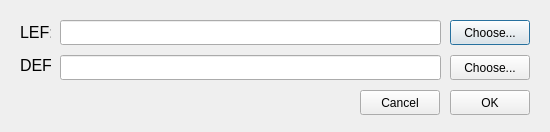
The window that apps/ophidian_gui/dialoglefdef.ui (eclufsc/ophidian) describes before a commit, drawn with Qt 5.
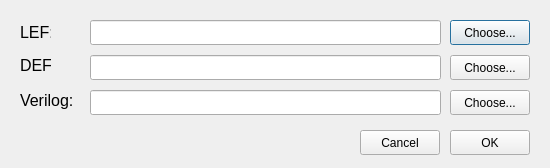
The same window after the commit.

```diff
--- a/apps/ophidian_gui/dialoglefdef.ui
+++ b/apps/ophidian_gui/dialoglefdef.ui
@@ -7,7 +7,7 @@
     <x>0</x>
     <y>0</y>
     <width>550</width>
-    <height>132</height>
+    <height>168</height>
    </rect>
   </property>
   <property name="windowTitle">
@@ -16,9 +16,9 @@
   <widget class="QLineEdit" name="lefLine">
    <property name="geometry">
     <rect>
-     <x>60</x>
+     <x>90</x>
      <y>20</y>
-     <width>381</width>
+     <width>351</width>
      <height>25</height>
     </rect>
    </property>
@@ -26,9 +26,9 @@
   <widget class="QLineEdit" name="defLine">
    <property name="geometry">
     <rect>
-     <x>60</x>
+     <x>90</x>
      <y>55</y>
-     <width>381</width>
+     <width>351</width>
      <height>25</height>
     </rect>
    </property>
@@ -89,7 +89,7 @@
    <property name="geometry">
     <rect>
      <x>450</x>
-     <y>90</y>
+     <y>130</y>
      <width>80</width>
      <height>25</height>
     </rect>
@@ -102,7 +102,7 @@
    <property name="geometry">
     <rect>
      <x>360</x>
-     <y>90</y>
+     <y>130</y>
      <width>80</width>
      <height>25</height>
     </rect>
@@ -111,6 +111,55 @@
     <string>Cancel</string>
    </property>
   </widget>
+  <widget class="QLineEdit" name="verilogLine">
+   <property name="geometry">
+    <rect>
+     <x>90</x>
+     <y>90</y>
+     <width>351</width>
+     <height>25</height>
+    </rect>
+   </property>
+  </widget>
+  <widget class="QPushButton" name="chooseVerilog">
+   <property name="geometry">
+    <rect>
+     <x>450</x>
+     <y>90</y>
+     <width>80</width>
+     <height>25</height>
+    </rect>
+   </property>
+   <property name="text">
+    <string>Choose...</string>
+   </property>
+  </widget>
+  <widget class="QLabel" name="verilog">
+   <property name="geometry">
+    <rect>
+     <x>20</x>
+     <y>90</y>
+     <width>61</width>
+     <height>21</height>
+    </rect>
+   </property>
+   <property name="text">
+    <string>&lt;html&gt;&lt;head/&gt;&lt;body&gt;&lt;p&gt;&lt;span style=&quot; font-size:12pt;&quot;&gt;Verilog:&lt;/span&gt;&lt;/p&gt;&lt;/body&gt;&lt;/html&gt;</string>
+   </property>
+  </widget>
+  <widget class="QLabel" name="erro">
+   <property name="geometry">
+    <rect>
+     <x>20</x>
+     <y>130</y>
+     <width>321</width>
+     <height>21</height>
+    </rect>
+   </property>
+   <property name="text">
+    <string>&lt;html&gt;&lt;head/&gt;&lt;body&gt;&lt;p&gt;&lt;span style=&quot; color:#cc0000;&quot;&gt;&lt;br/&gt;&lt;/span&gt;&lt;/p&gt;&lt;/body&gt;&lt;/html&gt;</string>
+   </property>
+  </widget>
  </widget>
  <resources/>
  <connections/>
```
